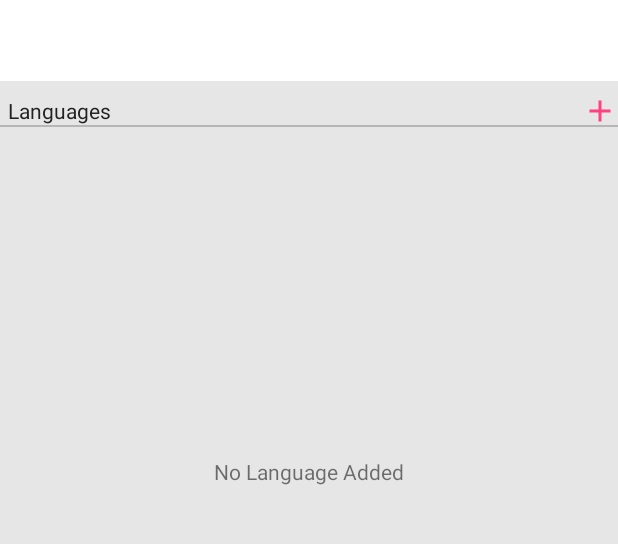
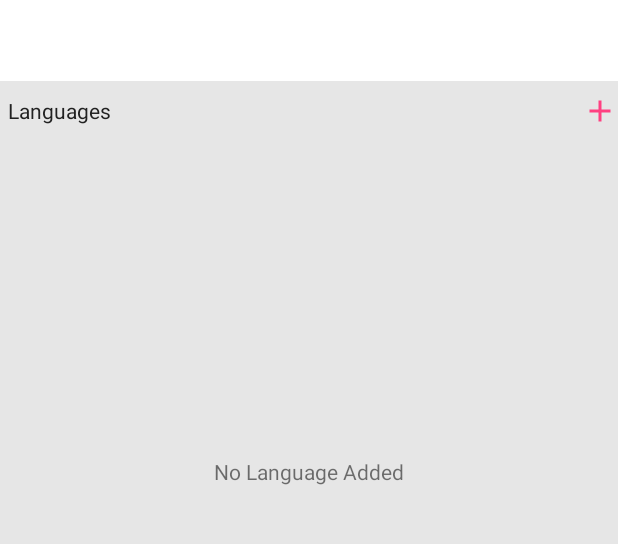
Before and after one commit to CPTeam1/translator, an Android app: the SettingsActivity screen opened directly, with no data from a screen before it, on a phone screen of 412 x 824 dp, the part 188-732 px from its top. Run offline under Robolectric (Android 15) with nearby library versions, the phone set to English and light mode, and no system bars; our stand-ins replace ButterKnife; libraries missing offline, so code that uses them is left out: com.parse; 7 statements that could not run were skipped.

Commit message:
changed tab style and deleted unnecessary codes
also added space to the top of the RecyclerView

```diff
--- a/Android/app/src/main/java/com/cp1/translator/fragments/NicknameDialogFragment.java
+++ b/Android/app/src/main/java/com/cp1/translator/fragments/NicknameDialogFragment.java
@@ -68,12 +68,6 @@ public class NicknameDialogFragment extends DialogFragment {
                 dialog.dismiss();
             }
         });
-        alertDialogBuilder.setNegativeButton("Cancel", new DialogInterface.OnClickListener() {
-            @Override
-            public void onClick(DialogInterface dialog, int which) {
-                dialog.dismiss();
-            }
-        });
 
         return alertDialogBuilder.create();
     }
--- a/Android/app/src/main/java/com/cp1/translator/utils/SpaceItemDecoration.java
+++ b/Android/app/src/main/java/com/cp1/translator/utils/SpaceItemDecoration.java
@@ -21,5 +21,10 @@ public class SpaceItemDecoration extends RecyclerView.ItemDecoration {
         outRect.left = mSpace;
         outRect.right = mSpace;
         outRect.bottom = mSpace;
+
+        // first item
+        if (parent.getChildAdapterPosition(view) == 0) {
+            outRect.top = mSpace;
+        }
     }
 }
--- a/Android/app/src/main/res/layout/activity_settings.xml
+++ b/Android/app/src/main/res/layout/activity_settings.xml
@@ -63,10 +63,6 @@
         android:background="@null"
         android:src="@drawable/ic_add_24dp_ff4081" />
 
-    <View
-        style="@style/Divider"
-        android:layout_below="@+id/tvLanguagesLabel" />
-
     <ListView
         android:id="@+id/lvLanguages"
         android:layout_width="match_parent"
--- a/Android/app/src/main/res/values/styles.xml
+++ b/Android/app/src/main/res/values/styles.xml
@@ -23,11 +23,6 @@
     </style>
 
     <!-- our custom styles -->
-    <style name="Divider">
-        <item name="android:layout_width">match_parent</item>
-        <item name="android:layout_height">1dp</item>
-        <item name="android:background">@color/bg_gray</item>
-    </style>
 
     <style name="Widget.Button.Toggle" parent="android:Widget">
         <item name="android:background">@drawable/ic_toggle_mic_bg</item>
```
Also changed, not shown: Android/app/src/main/res/layout/activity_main.xml (+4 -4 lines), Android/app/src/main/res/layout/fragment_page.xml (deleted, +0 -20 lines).
